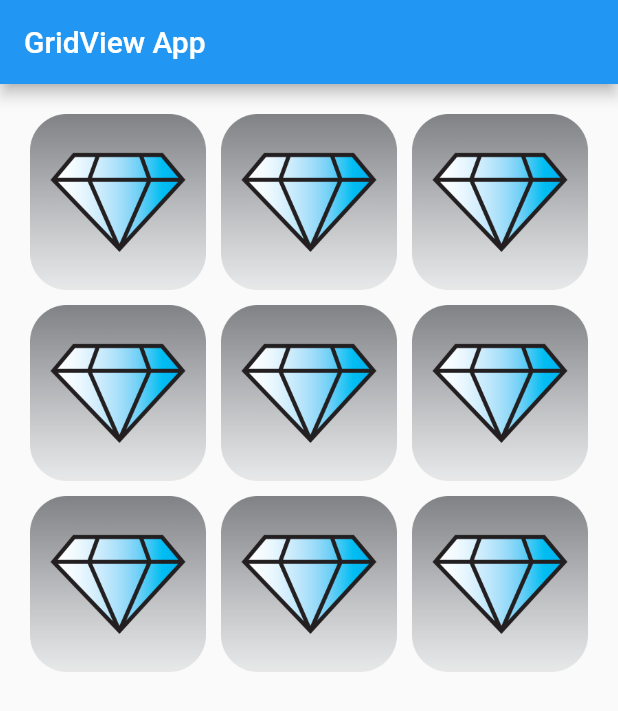
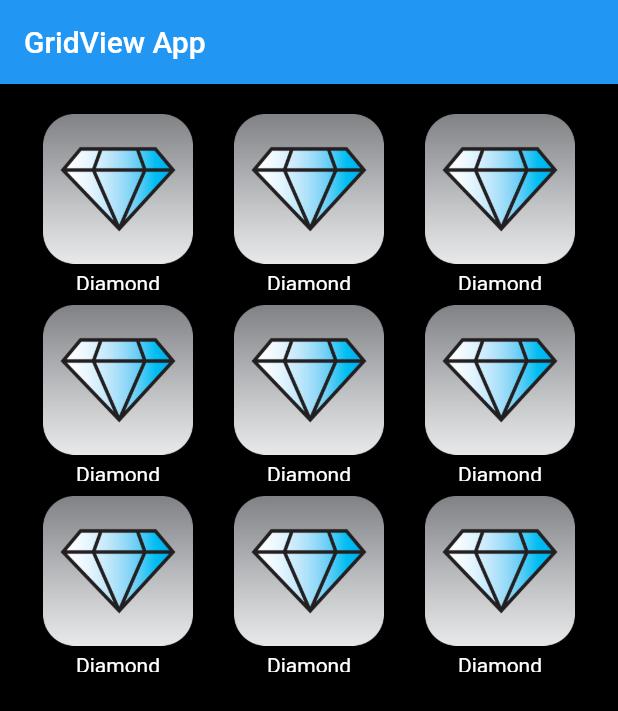
Before and after one commit to ernestrlee/Flutter-gridview-homepage, a Flutter app: the screen it shows after launch, on a phone screen of 412 x 824 dp. Shown: the top 711 px of the screen. Run offline on Flutter 3.47's test engine with Material 2 defaults, Android fonts, the phone set to English and light mode, and no system bars.

Commit message:
Refactored grid item code. Added text to grid item. Added black background.

```diff
--- a/lib/main.dart
+++ b/lib/main.dart
@@ -7,6 +7,7 @@ class MyApp extends StatelessWidget {
   Widget build(BuildContext context) {
     return MaterialApp(
       home: Scaffold(
+        backgroundColor: Colors.black,
         appBar: AppBar(
           title: Text(
             'GridView App',
@@ -19,15 +20,42 @@ class MyApp extends StatelessWidget {
           mainAxisSpacing: 10,
           crossAxisCount: 3,
           children: <Widget>[
-            GridItem(),
-            GridItem(),
-            GridItem(),
-            GridItem(),
-            GridItem(),
-            GridItem(),
-            GridItem(),
-            GridItem(),
-            GridItem(),
+            GridItem(
+              imageFileName: 'images/diamond.png',
+              text: 'Diamond',
+            ),
+            GridItem(
+              imageFileName: 'images/diamond.png',
+              text: 'Diamond',
+            ),
+            GridItem(
+              imageFileName: 'images/diamond.png',
+              text: 'Diamond',
+            ),
+            GridItem(
+              imageFileName: 'images/diamond.png',
+              text: 'Diamond',
+            ),
+            GridItem(
+              imageFileName: 'images/diamond.png',
+              text: 'Diamond',
+            ),
+            GridItem(
+              imageFileName: 'images/diamond.png',
+              text: 'Diamond',
+            ),
+            GridItem(
+              imageFileName: 'images/diamond.png',
+              text: 'Diamond',
+            ),
+            GridItem(
+              imageFileName: 'images/diamond.png',
+              text: 'Diamond',
+            ),
+            GridItem(
+              imageFileName: 'images/diamond.png',
+              text: 'Diamond',
+            ),
           ],
         ),
       ),
@@ -36,12 +64,33 @@ class MyApp extends StatelessWidget {
 }
 
 class GridItem extends StatelessWidget {
+  final String imageFileName;
+  final String text;
+
+  GridItem({this.imageFileName, this.text});
+
   @override
   Widget build(BuildContext context) {
-    return Center(
-      child: Image(
-        image: AssetImage('images/diamond.png'),
-      ),
+    return Column(
+      children: <Widget>[
+        Expanded(
+          flex: 8,
+          child: Image(
+            image: AssetImage(imageFileName),
+          ),
+        ),
+        SizedBox(
+          height: 5.0,
+        ),
+        Expanded(
+          child: Text(
+            text,
+            style: TextStyle(
+              color: Colors.white,
+            ),
+          ),
+        ),
+      ],
     );
   }
 }
```
